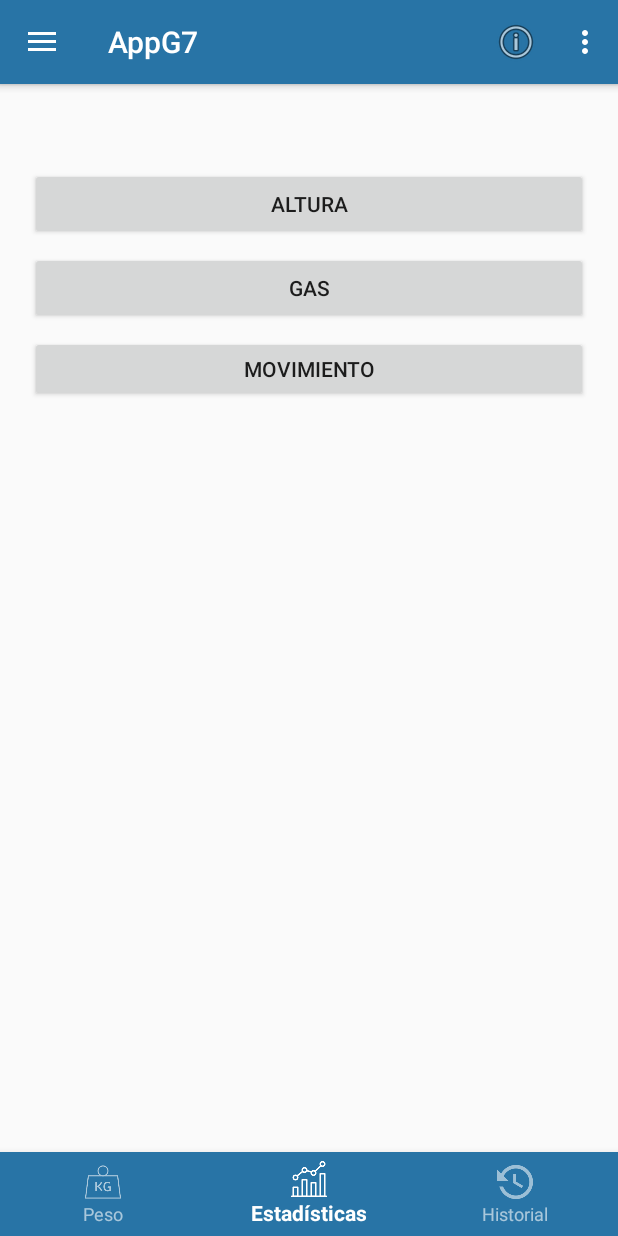
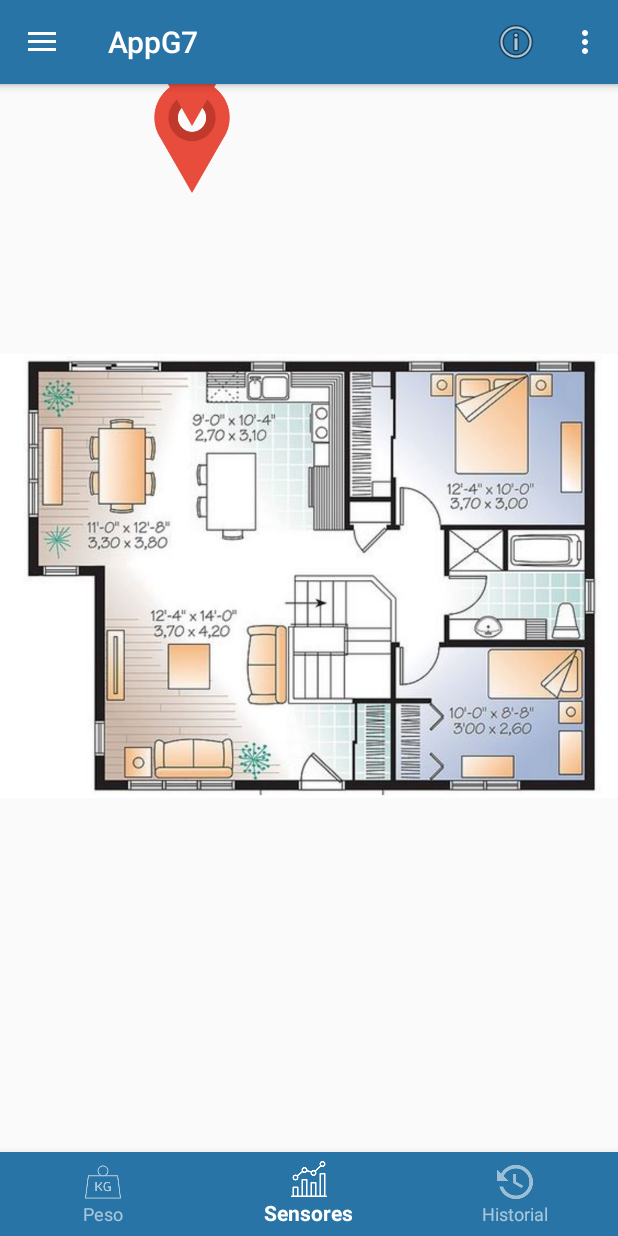
Before and after one commit to Dialdroid/ProyectoEquipo07, an Android app: the screen it shows after launch once a user with an empty profile is signed in (MainActivity), item 2 of the bottom bar chosen, on a phone screen of 412 x 824 dp. Run offline under Robolectric (Android 15) with nearby library versions, the phone set to English and light mode, and no system bars; our stand-ins replace Firebase (no records; nobody signed in at launch, a user with empty details on screens opened directly), Picasso; libraries missing offline, so code that uses them is left out: com.facebook, com.firebase.ui, com.github.mikephil.charting; pictures from the network do not load; 1 statement that could not run was skipped.

Commit message:
Mapa
Mapa con pop up de datos

```diff
--- a/Grupo7_App/app/src/main/java/grupo7/com/appg7/Fragment_Ver_Perfil.java
+++ b/Grupo7_App/app/src/main/java/grupo7/com/appg7/Fragment_Ver_Perfil.java
@@ -43,6 +43,7 @@ public class Fragment_Ver_Perfil extends Fragment implements View.OnClickListene
             String nombre_usario = usuario.getDisplayName();
             String email_usuario = usuario.getEmail();
             Uri foto_usuario = usuario.getPhotoUrl();
+            //int telefono = usuario.telephone();
             //String numero_usuario = usuario.getPhoneNumber();
             String fotoAuxiliar = "https://bit.ly/2zwrJ34";
 
--- a/Grupo7_App/app/src/main/res/layout/fragment_estadisticas.xml
+++ b/Grupo7_App/app/src/main/res/layout/fragment_estadisticas.xml
@@ -1,39 +1,44 @@
 <?xml version="1.0" encoding="utf-8"?>
-<android.support.constraint.ConstraintLayout xmlns:android="http://schemas.android.com/apk/res/android"
+<RelativeLayout xmlns:android="http://schemas.android.com/apk/res/android"
     xmlns:app="http://schemas.android.com/apk/res-auto"
     xmlns:tools="http://schemas.android.com/tools"
     android:layout_width="match_parent"
     android:layout_height="match_parent"
-    tools:context="Fragments_Inicio">
+    tools:context="Fragments_Inicio"
+    tools:layout_editor_absoluteY="81dp">
 
-    <Button
-        android:id="@+id/Movimiento"
-        android:layout_width="372dp"
-        android:layout_height="44dp"
-        android:layout_marginTop="224dp"
-        android:text="Movimiento"
+        <ImageView
+            android:id="@+id/imageView3"
+            android:layout_width="wrap_content"
+            android:layout_height="wrap_content"
+            android:layout_marginTop="68dp"
+            android:layout_marginBottom="68dp"
+            android:src="@drawable/plano"
+            app:layout_constraintBottom_toBottomOf="parent"
+            app:layout_constraintStart_toStartOf="parent"
+            app:layout_constraintTop_toTopOf="parent" />
+
+    <ImageButton
+        android:id="@+id/dormitorio"
+        android:layout_width="wrap_content"
+        android:layout_height="75dp"
+        android:layout_marginTop="53dp"
+        android:layout_marginEnd="16dp"
+        android:background="@null"
+        android:scaleType="fitCenter"
+        android:src="@drawable/marker"
         app:layout_constraintEnd_toEndOf="parent"
-        app:layout_constraintStart_toStartOf="parent"
-        app:layout_constraintTop_toTopOf="parent" />
+        app:layout_constraintStart_toEndOf="@+id/comedor"
+        app:layout_constraintTop_toTopOf="@+id/imageView3" />
 
-    <Button
-        android:id="@+id/Gas"
-        android:layout_width="372dp"
-        android:layout_height="wrap_content"
-        android:layout_marginTop="168dp"
-        android:text="Gas"
-        app:layout_constraintEnd_toEndOf="parent"
-        app:layout_constraintStart_toStartOf="parent"
-        app:layout_constraintTop_toTopOf="parent" />
-
-    <Button
-        android:id="@+id/Altura"
-        android:layout_width="372dp"
-        android:layout_height="wrap_content"
-        android:layout_marginTop="112dp"
-        android:onClick="lanzarAltura"
-        android:text="Altura"
-        app:layout_constraintEnd_toEndOf="parent"
-        app:layout_constraintStart_toStartOf="parent"
-        app:layout_constraintTop_toTopOf="parent" />
-</android.support.constraint.ConstraintLayout>
+        <ImageButton
+            android:id="@+id/comedor"
+            android:layout_width="wrap_content"
+            android:layout_height="84dp"
+            android:background="@null"
+            android:scaleType="fitCenter"
+            android:src="@drawable/marker"
+            app:layout_constraintEnd_toStartOf="@+id/dormitorio"
+            app:layout_constraintStart_toStartOf="parent"
+            app:layout_constraintTop_toTopOf="@+id/imageView3" />
+    </RelativeLayout>
--- a/Grupo7_App/app/src/main/res/menu/bottom_navigation.xml
+++ b/Grupo7_App/app/src/main/res/menu/bottom_navigation.xml
@@ -7,7 +7,7 @@
     <item
     android:id="@+id/action_item2"
     android:icon="@drawable/analytics1"
-    android:title="Estadísticas"/>
+    android:title="Sensores"/>
     <item
         android:id="@+id/action_item3"
         android:icon="@drawable/history_button1"
```
Also changed, not shown: Grupo7_App/app/src/main/java/grupo7/com/appg7/Tab_Sensores_Fragments.java (+44 -44 lines), Grupo7_App/app/src/main/res/layout/fragment_fragment__ver__perfil.xml (+22 -4 lines), Grupo7_App/app/src/main/res/layout/pop_up.xml (added, +43 -0 lines), Grupo7_App/app/src/main/res/drawable/bocadillel.png (added), Grupo7_App/app/src/main/res/drawable/marker.png (added), Grupo7_App/app/src/main/res/drawable/plano.jpg (added), 2 other files.
